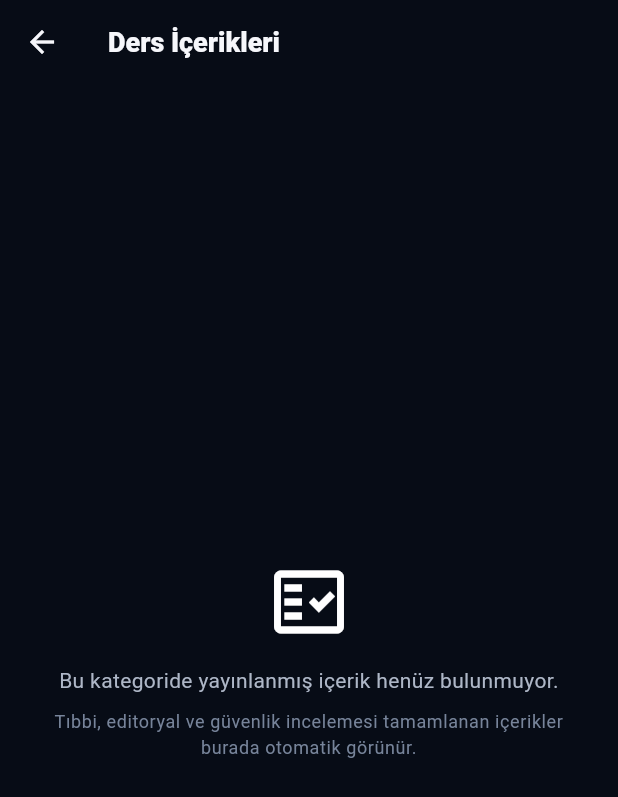
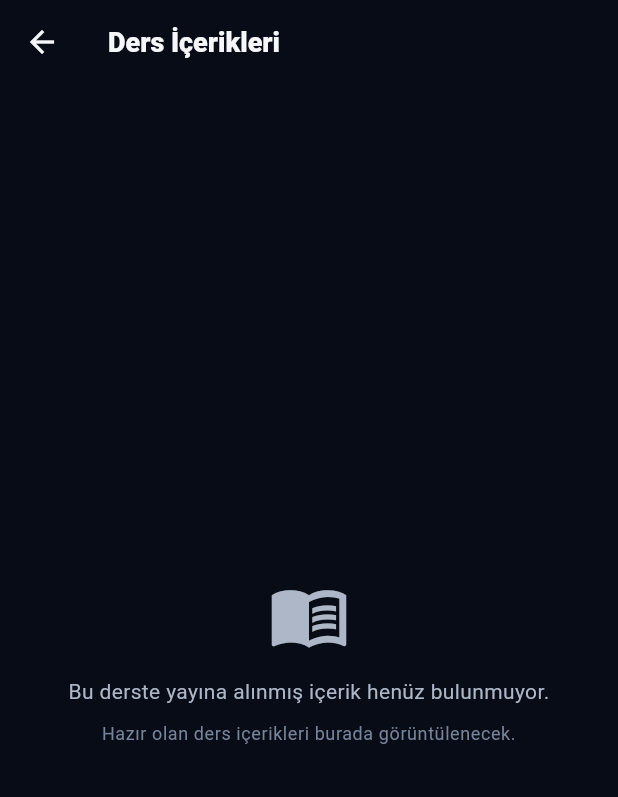
Before and after one commit to fztonurcan-cloud/FTR-Rebuild, a Flutter app: the CategoryContentsScreen screen opened directly with empty values, on a phone screen of 412 x 824 dp. Shown: the top 797 px of the screen. Run offline on Flutter 3.47's test engine with Material 3 defaults, Android fonts, the phone set to English and light mode, and no system bars; our stand-ins replace flutter_html, flutter_riverpod, go_router, in_app_purchase, supabase_flutter; accounts and stored records are empty.

Commit message:
Polish category lessons for premium desktop shell

```diff
--- a/phase_04/ftr_app/lib/features/courses/presentation/category_contents_screen.dart
+++ b/phase_04/ftr_app/lib/features/courses/presentation/category_contents_screen.dart
@@ -144,15 +144,55 @@ class _CategoryContentsScreenState
     final title = widget.categoryName.trim().isEmpty
         ? 'Ders İçerikleri'
         : widget.categoryName;
+    final isDesktop = MediaQuery.sizeOf(context).width >= 1040;
+
+    final content = RefreshIndicator(
+      onRefresh: _reload,
+      child: _buildBody(context),
+    );
 
     return Scaffold(
-      appBar: AppBar(
-        title: Text(title),
+      backgroundColor: AppColors.background,
+      appBar: isDesktop ? null : AppBar(title: Text(title)),
+      body: isDesktop
+          ? Column(
+              crossAxisAlignment: CrossAxisAlignment.stretch,
+              children: [
+                Padding(
+                  padding: const EdgeInsets.fromLTRB(36, 30, 36, 10),
+                  child: Row(
+                    crossAxisAlignment: CrossAxisAlignment.end,
+                    children: [
+                      Expanded(
+                        child: Column(
+                          crossAxisAlignment: CrossAxisAlignment.start,
+                          children: [
+                            Text(
+                              title,
+                              style: Theme.of(context).textTheme.headlineLarge,
                             ),
-      body: RefreshIndicator(
-        onRefresh: _reload,
-        child: _buildBody(context),
+                            const SizedBox(height: 5),
+                            Text(
+                              widget.yearNo == null
+                                  ? 'Ders anlatımları ve sınav içerikleri'
+                                  : '${widget.yearNo}. sınıf • Ders anlatımları ve sınav içerikleri',
+                              style: Theme.of(context).textTheme.bodyMedium,
                             ),
+                          ],
+                        ),
+                      ),
+                      OutlinedButton.icon(
+                        onPressed: () => context.go('/search'),
+                        icon: const Icon(Icons.search_rounded, size: 18),
+                        label: const Text('İçerikte ara'),
+                      ),
+                    ],
+                  ),
+                ),
+                Expanded(child: content),
+              ],
+            )
+          : content,
     );
   }
 
@@ -196,9 +236,14 @@ class _CategoryContentsScreenState
     return ListView.separated(
       controller: _controller,
       physics: const AlwaysScrollableScrollPhysics(),
-      padding: const EdgeInsets.fromLTRB(16, 14, 16, 30),
+      padding: EdgeInsets.fromLTRB(
+        MediaQuery.sizeOf(context).width >= 1040 ? 36 : 16,
+        14,
+        MediaQuery.sizeOf(context).width >= 1040 ? 36 : 16,
+        30,
+      ),
       itemCount: _items.length + 2,
-      separatorBuilder: (_, __) => const SizedBox(height: 8),
+      separatorBuilder: (_, __) => const SizedBox(height: 9),
       itemBuilder: (context, index) {
         if (index == 0) {
           return _ListHeader(
@@ -216,45 +261,77 @@ class _CategoryContentsScreenState
         }
 
         final item = _items[index - 1];
-        return Card(
-          child: ListTile(
-            contentPadding: const EdgeInsets.symmetric(
-              horizontal: 14,
-              vertical: 7,
+        return Material(
+          color: AppColors.surfaceRaised,
+          borderRadius: BorderRadius.circular(14),
+          child: InkWell(
+            borderRadius: BorderRadius.circular(14),
+            onTap: () => context.push(routeForContent(item)),
+            child: Container(
+              padding: const EdgeInsets.fromLTRB(14, 13, 14, 13),
+              decoration: BoxDecoration(
+                borderRadius: BorderRadius.circular(14),
+                border: Border.all(color: AppColors.border),
               ),
-            leading: Container(
-              width: 44,
-              height: 44,
+              child: Row(
+                children: [
+                  Container(
+                    width: 46,
+                    height: 46,
                     decoration: BoxDecoration(
-                color: AppColors.primary50,
-                borderRadius: BorderRadius.circular(13),
+                      color: AppColors.primary100,
+                      borderRadius: BorderRadius.circular(12),
                     ),
                     child: Icon(
                       item.isQuiz
                           ? Icons.quiz_outlined
-                    : item.premium
-                        ? Icons.workspace_premium_outlined
                           : Icons.menu_book_outlined,
                       color: item.premium
                           ? AppColors.premium
-                    : AppColors.primary600,
+                          : AppColors.primary500,
                     ),
                   ),
-            title: Text(
+                  const SizedBox(width: 13),
+                  Expanded(
+                    child: Column(
+                      crossAxisAlignment: CrossAxisAlignment.start,
+                      children: [
+                        Text(
                           item.title,
                           maxLines: 2,
                           overflow: TextOverflow.ellipsis,
-              style: const TextStyle(fontWeight: FontWeight.w700),
+                          style: const TextStyle(
+                            fontWeight: FontWeight.w700,
+                            fontSize: 14,
                           ),
-            subtitle: item.summary.trim().isEmpty
-                ? Text(item.isQuiz ? 'Sınav' : 'Ders içeriği')
-                : Text(
-                    item.summary,
+                        ),
+                        const SizedBox(height: 4),
+                        Text(
+                          item.summary.trim().isEmpty
+                              ? (item.isQuiz ? 'Quiz' : 'Ders anlatımı')
+                              : item.summary,
                           maxLines: 2,
                           overflow: TextOverflow.ellipsis,
+                          style: Theme.of(context).textTheme.bodySmall,
                         ),
-            trailing: const Icon(Icons.chevron_right_rounded),
-            onTap: () => context.push(routeForContent(item)),
+                      ],
+                    ),
+                  ),
+                  const SizedBox(width: 10),
+                  if (item.premium)
+                    const Icon(
+                      Icons.workspace_premium_rounded,
+                      size: 18,
+                      color: AppColors.premium,
+                    ),
+                  const SizedBox(width: 8),
+                  const Icon(
+                    Icons.chevron_right_rounded,
+                    color: AppColors.textSecondary,
+                  ),
+                ],
+              ),
+            ),
           ),
         );
       },
@@ -272,18 +349,18 @@ class _ListHeader extends StatelessWidget {
         padding: const EdgeInsets.all(13),
         decoration: BoxDecoration(
           color: AppColors.primary50,
-          borderRadius: BorderRadius.circular(14),
-          border: Border.all(color: AppColors.primary100),
+          borderRadius: BorderRadius.circular(12),
+          border: Border.all(color: AppColors.primary700),
         ),
         child: Row(
           children: [
-            const Icon(Icons.school_outlined, color: AppColors.primary700),
+            const Icon(Icons.school_outlined, color: AppColors.primary500),
             const SizedBox(width: 10),
             Expanded(
               child: Text(
                 yearNo == null
-                    ? '$itemCount yayınlanmış içerik yüklendi.'
-                    : '$yearNo. sınıf • $itemCount yayınlanmış içerik yüklendi.',
+                    ? '$itemCount içerik'
+                    : '$yearNo. sınıf • $itemCount içerik',
                 style: const TextStyle(fontWeight: FontWeight.w700),
               ),
             ),
@@ -303,17 +380,21 @@ class _EmptyState extends StatelessWidget {
           child: Column(
             mainAxisSize: MainAxisSize.min,
             children: [
-              const Icon(Icons.fact_check_outlined, size: 56),
+              const Icon(
+                Icons.menu_book_outlined,
+                size: 54,
+                color: AppColors.textSecondary,
+              ),
               const SizedBox(height: 14),
               Text(
                 yearNo == null
-                    ? 'Bu kategoride yayınlanmış içerik henüz bulunmuyor.'
-                    : '$yearNo. sınıfta bu kategori için yayın kapısını geçen içerik henüz bulunmuyor.',
+                    ? 'Bu derste yayına alınmış içerik henüz bulunmuyor.'
+                    : '$yearNo. sınıfta bu ders için yayına alınmış içerik henüz bulunmuyor.',
                 textAlign: TextAlign.center,
               ),
               const SizedBox(height: 8),
               Text(
-                'Tıbbi, editoryal ve güvenlik incelemesi tamamlanan içerikler burada otomatik görünür.',
+                'Hazır olan ders içerikleri burada görüntülenecek.',
                 textAlign: TextAlign.center,
                 style: Theme.of(context).textTheme.bodySmall,
               ),
@@ -378,7 +459,7 @@ class _Footer extends StatelessWidget {
       return Padding(
         padding: const EdgeInsets.only(top: 8),
         child: Text(
-          'Tüm yayınlanmış içerikler yüklendi.',
+          'Tüm içerikler yüklendi.',
           textAlign: TextAlign.center,
           style: Theme.of(context).textTheme.bodySmall,
         ),
```
Lines whose indentation alone changed are shown as unchanged.
